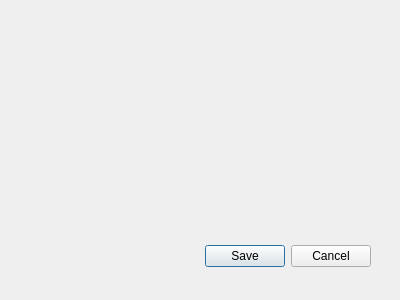
This is Ui_Files/EditMealDialog.ui in mfiejtek/MealGambler as Qt 5 draws it before an edit. The edited form follows.
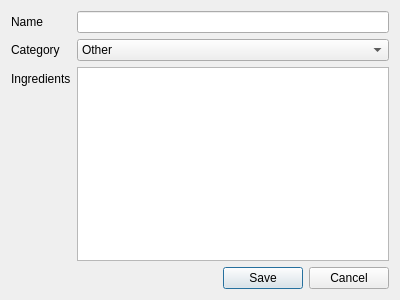
This is the edited form.

Commit message: added every EditMealsDialog button func

The edit to the form file:
```diff
--- a/Ui_Files/EditMealDialog.ui
+++ b/Ui_Files/EditMealDialog.ui
@@ -13,22 +13,78 @@
   <property name="windowTitle">
    <string>Dialog</string>
   </property>
-  <widget class="QDialogButtonBox" name="buttonBox">
-   <property name="geometry">
-    <rect>
-     <x>30</x>
-     <y>240</y>
-     <width>341</width>
-     <height>32</height>
-    </rect>
-   </property>
-   <property name="orientation">
-    <enum>Qt::Horizontal</enum>
-   </property>
-   <property name="standardButtons">
-    <set>QDialogButtonBox::Cancel|QDialogButtonBox::Save</set>
-   </property>
-  </widget>
+  <layout class="QGridLayout" name="gridLayout">
+   <item row="0" column="0">
+    <layout class="QFormLayout" name="formLayout">
+     <item row="0" column="0">
+      <widget class="QLabel" name="nameLabel">
+       <property name="text">
+        <string>Name</string>
+       </property>
+      </widget>
+     </item>
+     <item row="0" column="1">
+      <widget class="QLineEdit" name="nameLineEdit"/>
+     </item>
+     <item row="1" column="0">
+      <widget class="QLabel" name="categoryLabel">
+       <property name="text">
+        <string>Category</string>
+       </property>
+      </widget>
+     </item>
+     <item row="1" column="1">
+      <widget class="QComboBox" name="categoryComboBox">
+       <item>
+        <property name="text">
+         <string>Other</string>
+        </property>
+       </item>
+       <item>
+        <property name="text">
+         <string>Breakfast</string>
+        </property>
+       </item>
+       <item>
+        <property name="text">
+         <string>Dinner</string>
+        </property>
+       </item>
+       <item>
+        <property name="text">
+         <string>Supper</string>
+        </property>
+       </item>
+       <item>
+        <property name="text">
+         <string>Snack</string>
+        </property>
+       </item>
+      </widget>
+     </item>
+     <item row="2" column="0">
+      <widget class="QLabel" name="ingredientsLabel">
+       <property name="text">
+        <string>Ingredients</string>
+       </property>
+      </widget>
+     </item>
+     <item row="2" column="1">
+      <widget class="QPlainTextEdit" name="ingredientsPlainTextEdit"/>
+     </item>
+    </layout>
+   </item>
+   <item row="1" column="0">
+    <widget class="QDialogButtonBox" name="buttonBox">
+     <property name="orientation">
+      <enum>Qt::Horizontal</enum>
+     </property>
+     <property name="standardButtons">
+      <set>QDialogButtonBox::Cancel|QDialogButtonBox::Save</set>
+     </property>
+    </widget>
+   </item>
+  </layout>
  </widget>
  <resources/>
  <connections>
```
The commit also changes 7 other files.
